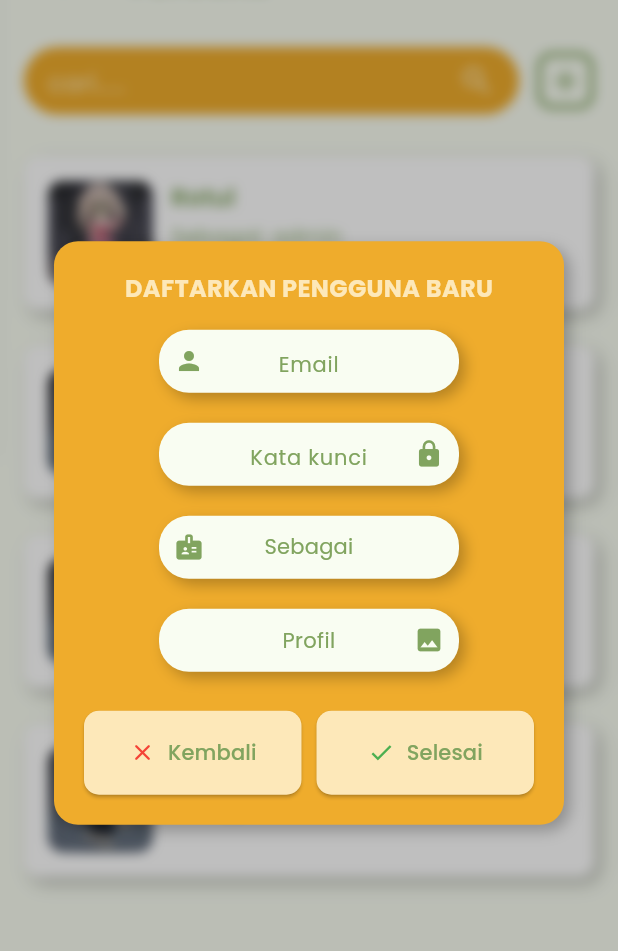
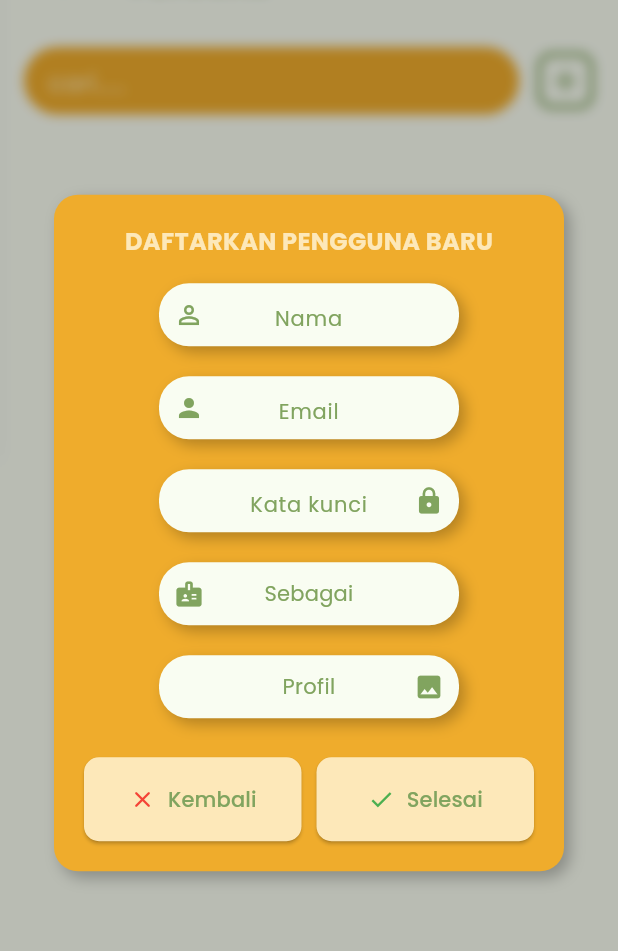
Before and after one commit to rotullima/kasir-sOmango, a Flutter app: the UsersScreen screen opened directly, after a tap on the "add" icon, on a phone screen of 412 x 824 dp, the part 85-1036 px from its top. Run offline on Flutter 3.47's test engine with Material 3 defaults, Android fonts, the phone set to English and light mode, and no system bars; our stand-ins replace fl_chart, flutter_dotenv, flutter_riverpod, google_fonts, image_picker, supabase_flutter; accounts and stored records are empty.

Commit message:
connect user screen to db (select/read)

```diff
--- /dev/null
+++ b/lib/providers/user_provider.dart
@@ -0,0 +1,26 @@
+import 'package:flutter_riverpod/flutter_riverpod.dart';
+import '../services/user_service.dart';
+
+final userServiceProvider = Provider((ref) {
+  return UserService();
+});
+
+final userListProvider = FutureProvider<List<Map<String, dynamic>>>((ref) async {
+  final service = ref.read(userServiceProvider);
+  return service.getUser();
+});
+
+final createUserProvider = FutureProvider.family<void, Map<String, dynamic>>((ref, payload) async {
+  final service = ref.read(userServiceProvider);
+
+  await service.createUser(
+  nama: payload['nama'],
+  email: payload['email'],
+  password: payload['password'],
+  role: payload['role'],
+  avatarBytes: payload['imageBytes'],
+);
+
+
+    ref.invalidate(userListProvider);
+});
--- a/lib/screens/user/user_screen.dart
+++ b/lib/screens/user/user_screen.dart
@@ -1,4 +1,3 @@
-import 'dart:io';
 import 'dart:ui';
 import 'package:flutter/material.dart';
 import 'package:flutter_riverpod/flutter_riverpod.dart';
@@ -8,8 +7,7 @@ import '/constants/app_textStyles.dart';
 import '/widgets/app_header.dart';
 import '/widgets/app_drawer.dart';
 import '/widgets/add_user.dart';
-import '/dummy/user_dummy.dart';
-import '/models/user_model.dart';
+import '../../providers/user_provider.dart';
 
 class UsersScreen extends ConsumerStatefulWidget {
   const UsersScreen({super.key});
@@ -21,77 +19,21 @@ class UsersScreen extends ConsumerStatefulWidget {
 class _UsersScreenState extends ConsumerState<UsersScreen> {
   bool isOpen = false;
   bool showAddPopup = false;
-  final TextEditingController _searchController = TextEditingController();
-  List<UserModel> users = [];
+  final _searchController = TextEditingController();
 
-  @override
-  void initState() {
-    super.initState();
-    users = List.from(dummyUsers);
-    _searchController.addListener(() {
-      setState(() {});
-    });
-  }
+  void toggleDrawer() => setState(() => isOpen = !isOpen);
 
-  void toggleDrawer() {
-    setState(() => isOpen = !isOpen);
-  }
-
-  @override
-  void dispose() {
-    _searchController.dispose();
-    super.dispose();
-  }
-
-  List<UserModel> get _filtered {
-    final q = _searchController.text.toLowerCase().trim();
-    if (q.isEmpty) return users;
-    return users
-        .where(
-          (u) =>
-              u.name.toLowerCase().contains(q) ||
-              u.role.toLowerCase().contains(q),
-        )
-        .toList();
-  }
-
-  void _openAddPopup() {
-    setState(() => showAddPopup = true);
-  }
-
-  void _closeAddPopup() {
-    setState(() => showAddPopup = false);
-  }
+  void _openAddPopup() => setState(() => showAddPopup = true);
+  void _closeAddPopup() => setState(() => showAddPopup = false);
 
   void _addUser(Map<String, dynamic> payload) {
-    final nextId = users.isEmpty
-        ? 1
-        : (users.map((e) => e.id).reduce((a, b) => a > b ? a : b) + 1);
-    final imagePath = payload['imagePath'] as String;
-    late String finalImagePath;
-
-    if (imagePath.isNotEmpty) {
-      finalImagePath = imagePath;
-    } else {
-      finalImagePath = 'assets/avatar_placeholder.png';
-    }
-
-    final newUser = UserModel(
-      id: nextId,
-      name: payload['name'] as String,
-      role: payload['role'] as String,
-      imagePath: finalImagePath,
-    );
-
-    setState(() {
-      users.insert(0, newUser);
-      showAddPopup = false;
-    });
+    ref.read(createUserProvider(payload));
+    setState(() => showAddPopup = false);
   }
 
   @override
   Widget build(BuildContext context) {
-    final filtered = _filtered;
+    final petugasAsync = ref.watch(userListProvider);
 
     return Scaffold(
       backgroundColor: AppColors.background,
@@ -101,10 +43,7 @@ class _UsersScreenState extends ConsumerState<UsersScreen> {
             Column(
               children: [
                 Padding(
-                  padding: const EdgeInsets.symmetric(
-                    horizontal: AppSizes.p16,
-                    vertical: AppSizes.p16,
-                  ),
+                  padding: const EdgeInsets.all(AppSizes.p16),
                   child: AppHeader(title: 'PETUGAS', onToggle: toggleDrawer),
                 ),
 
@@ -114,17 +53,12 @@ class _UsersScreenState extends ConsumerState<UsersScreen> {
                     children: [
                       Expanded(
                         child: Container(
-                          padding: const EdgeInsets.symmetric(
-                            horizontal: AppSizes.p16,
-                          ),
+                          height: 45,
+                          padding: const EdgeInsets.symmetric(horizontal: 16),
                           decoration: BoxDecoration(
                             color: AppColors.primary,
                             borderRadius: BorderRadius.circular(30),
                           ),
-                          height: 45,
-                          child: Row(
-                            children: [
-                              Expanded(
                           child: TextField(
                             controller: _searchController,
                             decoration: const InputDecoration(
@@ -134,31 +68,25 @@ class _UsersScreenState extends ConsumerState<UsersScreen> {
                               ),
                               border: InputBorder.none,
                             ),
-                                ),
-                              ),
-                              const Icon(
-                                Icons.search,
-                                color: AppColors.textSecondary,
-                              ),
-                            ],
+                            onChanged: (_) => setState(() {}),
                           ),
                         ),
                       ),
-                      const SizedBox(width: AppSizes.p12),
+                      const SizedBox(width: 12),
                       GestureDetector(
                         onTap: _openAddPopup,
                         child: Container(
-                          padding: const EdgeInsets.all(AppSizes.p4),
+                          padding: const EdgeInsets.all(4),
                           decoration: BoxDecoration(
+                            border: Border.all(
+                              width: 3,
+                              color: AppColors.textPrimary,
+                            ),
                             borderRadius: BorderRadius.circular(10),
-                            border: Border.all(
-                              color: AppColors.textPrimary,
-                              width: 3,
-                            ),
                           ),
                           child: const Icon(
                             Icons.add,
-                            color: AppColors.textPrimary,
+                            color: AppColors.textPrimary
                             ),
                         ),
                       ),
@@ -169,17 +97,31 @@ class _UsersScreenState extends ConsumerState<UsersScreen> {
                 const SizedBox(height: AppSizes.sectionGap),
 
                 Expanded(
-                  child: ListView.builder(
+                  child: petugasAsync.when(
+                    data: (data) {
+                      final q = _searchController.text.toLowerCase().trim();
+                      final filtered = q.isEmpty
+                          ? data
+                          : data.where((u) {
+                              return (u['peran'] ?? '')
+                                  .toString()
+                                  .toLowerCase()
+                                  .contains(q);
+                            }).toList();
+
+                      return ListView.builder(
                         padding: const EdgeInsets.only(
-                      left: AppSizes.p16,
-                      right: AppSizes.p16,
+                          left: 16,
+                          right: 16,
                           bottom: 120,
                         ),
                         itemCount: filtered.length,
-                    itemBuilder: (context, index) {
-                      final item = filtered[index];
-                      return _buildUserCard(item);
+                        itemBuilder: (_, i) => _buildUserCard(filtered[i]),
+                      );
                     },
+                    loading: () =>
+                        const Center(child: CircularProgressIndicator()),
+                    error: (e, _) => Center(child: Text(e.toString())),
                   ),
                 ),
               ],
@@ -192,7 +134,7 @@ class _UsersScreenState extends ConsumerState<UsersScreen> {
                 child: BackdropFilter(
                   filter: ImageFilter.blur(sigmaX: 4, sigmaY: 4),
                   child: Container(
-                    color: Colors.black.withOpacity(0.25),
+                    color: Colors.black26,
                     alignment: Alignment.center,
                     child: AddUserCard(
                       onCancel: _closeAddPopup,
@@ -207,10 +149,12 @@ class _UsersScreenState extends ConsumerState<UsersScreen> {
     );
   }
 
-  Widget _buildUserCard(UserModel item) {
+  Widget _buildUserCard(Map<String, dynamic> item) {
+    final avatar = item['avatar_url'];
+
     return Container(
-      margin: const EdgeInsets.symmetric(vertical: AppSizes.p12),
-      padding: const EdgeInsets.all(AppSizes.p16),
+      margin: const EdgeInsets.symmetric(vertical: 12),
+      padding: const EdgeInsets.all(16),
       decoration: BoxDecoration(
         color: Colors.white,
         borderRadius: BorderRadius.circular(AppSizes.cardSmallRadius),
@@ -221,77 +165,33 @@ class _UsersScreenState extends ConsumerState<UsersScreen> {
         children: [
           ClipRRect(
             borderRadius: BorderRadius.circular(AppSizes.cardSmallRadius),
-            child: _buildAvatar(item),
-          ),
-          const SizedBox(width: AppSizes.p12),
-          Expanded(
-            child: Column(
-              crossAxisAlignment: CrossAxisAlignment.start,
-              mainAxisAlignment: MainAxisAlignment.start,
-              children: [
-                Text(
-                  item.name,
-                  style: AppTextStyles.subtitle.copyWith(
-                    color: AppColors.textPrimary,
+            child: avatar != null
+                ? Image.network(
+                    avatar,
+                    width: 85,
+                    height: 85,
+                    fit: BoxFit.cover,
+                  )
+                : Container(
+                    width: 85,
+                    height: 85,
+                    color: Colors.grey[300],
+                    child: const Icon(Icons.person),
                   ),
           ),
-                const SizedBox(height: 4),
-                Text(
-                  'Sebagai: ${item.role}',
-                  style: AppTextStyles.body.copyWith(
-                    color: AppColors.textPrimary.withOpacity(0.85),
-                  ),
-                ),
+          const SizedBox(width: 12),
+          Column(
+            crossAxisAlignment: CrossAxisAlignment.start,
+            children: [
+              Text(item['nama'] ?? '-', style: AppTextStyles.subtitle.copyWith(color: AppColors.textPrimary)),
+
+              const SizedBox(height: 5),
+
+              Text('Sebagai: ${item['peran']}', style: AppTextStyles.body.copyWith(color: AppColors.textPrimary)),
             ],
-            ),
           ),
         ],
       ),
     );
   }
-
-  Widget _buildAvatar(UserModel item) {
-    final path = item.imagePath;
-    if (path.isEmpty) {
-      return Container(
-        width: 70,
-        height: 70,
-        color: Colors.grey[300],
-        child: const Icon(Icons.person),
-      );
 }
-
-    if (path.startsWith('http')) {
-      return Image.network(
-        path,
-        width: 70,
-        height: 70,
-        fit: BoxFit.cover,
-        errorBuilder: (_, __, ___) {
-          return Container(
-            width: 70,
-            height: 70,
-            color: Colors.grey[300],
-            child: const Icon(Icons.person),
-          );
-        },
-      );
-    }
-
-    if (path.startsWith('assets/')) {
-      return Image.asset(path, width: 70, height: 70, fit: BoxFit.cover);
-    }
-
-    try {
-      final file = File(path);
-      return Image.file(file, width: 70, height: 70, fit: BoxFit.cover);
-    } catch (e) {
-      return Container(
-        width: 70,
-        height: 70,
-        color: Colors.grey[300],
-        child: const Icon(Icons.person),
-      );
-    }
-  }
-}
--- a/lib/widgets/add_user.dart
+++ b/lib/widgets/add_user.dart
@@ -9,8 +9,7 @@ enum IconSide { left, right }
 
 class AddUserCard extends StatefulWidget {
   final VoidCallback onCancel;
-  final ValueChanged<Map<String, dynamic>>
-  onCreate;
+  final ValueChanged<Map<String, dynamic>> onCreate;
 
   const AddUserCard({
     super.key,
@@ -23,6 +22,7 @@ class AddUserCard extends StatefulWidget {
 }
 
 class _AddUserCardState extends State<AddUserCard> {
+  final TextEditingController _nameController = TextEditingController();
   final TextEditingController _emailController = TextEditingController();
   final TextEditingController _passwordController = TextEditingController();
   final TextEditingController _roleController = TextEditingController();
@@ -45,19 +45,19 @@ class _AddUserCardState extends State<AddUserCard> {
   }
 
   void _submit() {
-    final name = _emailController.text.trim().isEmpty
-        ? 'User'
-        : _emailController.text.trim();
+    final name = _nameController.text.trim();
+    final email = _emailController.text.trim();
     final role = _roleController.text.trim().isEmpty
         ? 'kasir'
         : _roleController.text.trim();
-    final imagePath = _picked?.path ?? '';
+    // final imagePath = _picked?.path ?? '';
     widget.onCreate({
-      'name': name,
-      'role': role,
-      'imagePath': imagePath,
-      'imageBytes': _pickedBytes,
-    });
+  'nama': name,
+  'email': email,
+  'password': '12345678',
+  'role': role,
+  'imageBytes': _pickedBytes,
+});
   }
 
   @override
@@ -83,6 +83,14 @@ class _AddUserCardState extends State<AddUserCard> {
               ),
             ),
             const SizedBox(height: 16),
+
+            buildOverlayInput(
+              controller: _nameController,
+              hint: 'Nama',
+              icon: Icons.person_outline,
+              iconSide: IconSide.left,
+            ),
+            const SizedBox(height: 20),
 
             buildOverlayInput(
               controller: _emailController,
--- a/lib/widgets/payment.dart
+++ b/lib/widgets/payment.dart
@@ -181,8 +181,7 @@ void showPaymentSuccessReceipt({
 
             ElevatedButton.icon(
               onPressed: () {
-                Navigator.pop(context);
-                Navigator.pushReplacement(
+                Navigator.push(
                   context,
                   MaterialPageRoute(
                     builder: (context) => const CashierScreen(),
```
Also changed, not shown: lib/screens/product/product_screen.dart (+7 -2 lines), lib/services/user_service.dart (added, +56 -0 lines), lib/widgets/update_card.dart (line endings or trailing spaces). Lines whose indentation alone changed are shown as unchanged.
